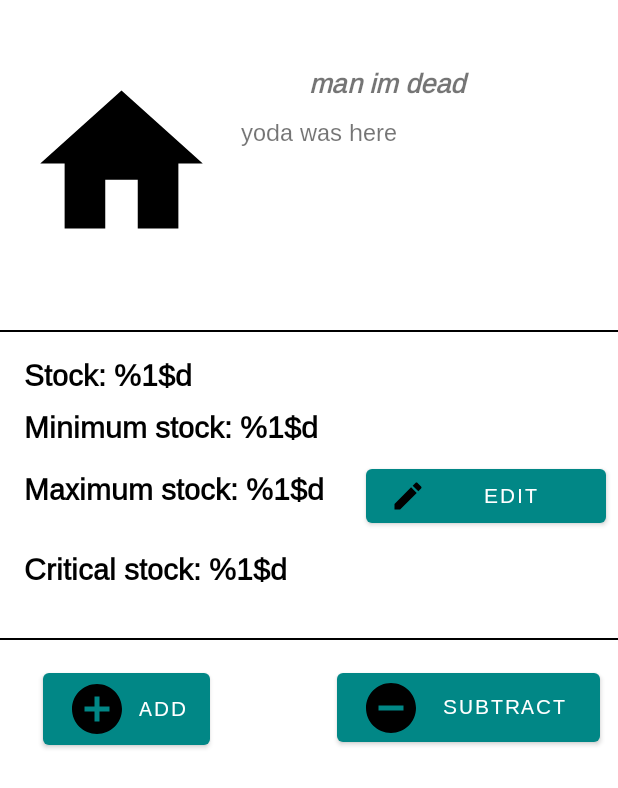
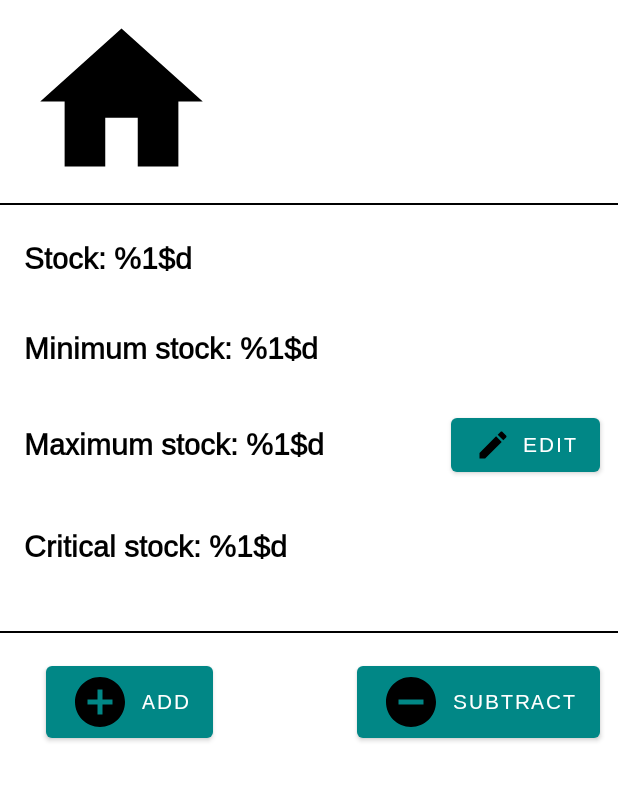
Before and after one commit to Shibsterr/FABLAB_Accounting, an Android app: the layout fragment_spec_stock_equipment.xml on its own in the app's theme, with its tools: preview values and no code run, on a phone screen of 412 x 824 dp. Shown: the top 788 px of the screen. Run offline under Robolectric (Android 15) with nearby library versions, the phone set to English and light mode, and no system bars.

```diff
--- a/app/build.gradle.kts
+++ b/app/build.gradle.kts
@@ -1,6 +1,7 @@
 plugins {
     id("com.android.application")
     id("com.google.gms.google-services")
+    id("com.google.firebase.firebase-perf")
 }
 
 android {
@@ -71,6 +72,7 @@ dependencies {
     implementation("androidx.preference:preference:1.2.1")
     implementation("com.google.firebase:firebase-messaging:23.4.1")
     implementation("com.google.firebase:firebase-functions:20.4.0")
+    implementation("com.google.firebase:firebase-perf:20.3.0")
     annotationProcessor("com.github.bumptech.glide:compiler:4.12.0")
 
     implementation ("com.sun.mail:android-mail:1.6.7")
--- a/app/src/main/AndroidManifest.xml
+++ b/app/src/main/AndroidManifest.xml
@@ -101,7 +101,9 @@
             <action android:name="android.net.conn.CONNECTIVITY_CHANGE"/>
         </intent-filter>
     </receiver>
-
+        <meta-data
+            android:name="firebase_performance_logcat_enabled"
+            android:value="true" />
     </application>
 
 </manifest>
--- a/app/src/main/java/com/example/fablab/ui/authen/home/HomeFragment.java
+++ b/app/src/main/java/com/example/fablab/ui/authen/home/HomeFragment.java
@@ -217,7 +217,7 @@ public class HomeFragment extends Fragment {
         // Set layout parameters for CardView (Fixed size for height)
         LinearLayout.LayoutParams cardParams = new LinearLayout.LayoutParams(
                 LinearLayout.LayoutParams.MATCH_PARENT,
-                370
+                LinearLayout.LayoutParams.WRAP_CONTENT
         );
         cardParams.setMargins(24, 24, 24, 24);
         cardView.setLayoutParams(cardParams);
--- a/app/src/main/res/drawable/spinner_border.xml
+++ b/app/src/main/res/drawable/spinner_border.xml
@@ -1,7 +1,7 @@
 <?xml version="1.0" encoding="utf-8"?>
 <shape xmlns:android="http://schemas.android.com/apk/res/android">
     <solid android:color="@android:color/transparent" />
-    <corners android:radius="5dp" />
+    <corners android:radius="10dp" />
     <stroke
         android:width="1dp"
         android:color="@android:color/darker_gray" />
--- a/app/src/main/res/layout/fragment_spec_stock_equipment.xml
+++ b/app/src/main/res/layout/fragment_spec_stock_equipment.xml
@@ -13,10 +13,6 @@
         android:layout_width="match_parent"
         android:layout_height="wrap_content">
 
-        <!-- Equipment Image -->
-
-        <!-- Equipment Title -->
-
         <ImageView
             android:id="@+id/equip_image"
             android:layout_width="129dp"
@@ -27,6 +23,7 @@
             android:background="@drawable/round_outline"
             android:clipToOutline="true"
             android:scaleType="centerCrop"
+            app:layout_constraintBottom_toBottomOf="@+id/equip_desc"
             app:layout_constraintEnd_toEndOf="parent"
             app:layout_constraintHorizontal_bias="0.059"
             app:layout_constraintStart_toStartOf="parent"
@@ -34,32 +31,31 @@
             app:srcCompat="@drawable/nav_home" />
 
         <!-- Equipment Description -->
+
         <TextView
             android:id="@+id/equip_title"
             android:layout_width="195dp"
             android:layout_height="26dp"
             android:layout_marginStart="8dp"
-            android:layout_marginTop="44dp"
+            android:layout_marginTop="40dp"
             android:layout_marginEnd="8dp"
-            android:text="man im dead"
             android:textAlignment="center"
             android:textSize="18sp"
             android:textStyle="bold|italic"
             app:layout_constraintEnd_toEndOf="parent"
-            app:layout_constraintHorizontal_bias="0.127"
+            app:layout_constraintHorizontal_bias="0.254"
             app:layout_constraintStart_toEndOf="@+id/equip_image"
             app:layout_constraintTop_toTopOf="parent" />
 
         <TextView
             android:id="@+id/equip_desc"
             android:layout_width="236dp"
-            android:layout_height="98dp"
-            android:layout_marginStart="8dp"
-            android:layout_marginTop="8dp"
+            android:layout_height="wrap_content"
+            android:layout_marginTop="4dp"
             android:layout_marginEnd="8dp"
-            android:text="yoda was here"
             android:textSize="16sp"
             app:layout_constraintEnd_toEndOf="parent"
+            app:layout_constraintHorizontal_bias="1.0"
             app:layout_constraintStart_toEndOf="@+id/equip_image"
             app:layout_constraintTop_toBottomOf="@+id/equip_title" />
 
@@ -74,11 +70,15 @@
             app:layout_constraintStart_toStartOf="parent"
             app:layout_constraintTop_toBottomOf="@+id/equip_desc" />
 
+        <!-- Minimum Stock -->
+
+        <!-- Maximum Stock -->
+
         <TextView
             android:id="@+id/stock"
-            android:layout_width="match_parent"
-            android:layout_height="wrap_content"
-            android:layout_marginTop="16dp"
+            android:layout_width="264dp"
+            android:layout_height="48dp"
+            android:layout_marginTop="12dp"
             android:gravity="center_vertical"
             android:paddingLeft="16dp"
             android:text="@string/stock_0"
@@ -86,15 +86,15 @@
             android:textSize="20sp"
             android:textStyle="bold"
             app:layout_constraintEnd_toEndOf="parent"
+            app:layout_constraintHorizontal_bias="0.0"
             app:layout_constraintStart_toStartOf="parent"
             app:layout_constraintTop_toBottomOf="@+id/view" />
 
-        <!-- Minimum Stock -->
         <TextView
             android:id="@+id/minstock"
-            android:layout_width="match_parent"
-            android:layout_height="wrap_content"
-            android:layout_marginTop="8dp"
+            android:layout_width="264dp"
+            android:layout_height="48dp"
+            android:layout_marginTop="12dp"
             android:gravity="center_vertical"
             android:paddingLeft="16dp"
             android:text="@string/minimum_stock_0"
@@ -102,16 +102,15 @@
             android:textSize="20sp"
             android:textStyle="bold"
             app:layout_constraintEnd_toEndOf="parent"
+            app:layout_constraintHorizontal_bias="0.0"
             app:layout_constraintStart_toStartOf="parent"
             app:layout_constraintTop_toBottomOf="@+id/stock" />
 
-        <!-- Maximum Stock -->
-
         <TextView
             android:id="@+id/maxstock"
-            android:layout_width="244dp"
-            android:layout_height="40dp"
-            android:layout_marginTop="8dp"
+            android:layout_width="264dp"
+            android:layout_height="48dp"
+            android:layout_marginTop="16dp"
             android:gravity="center_vertical"
             android:paddingLeft="16dp"
             android:text="@string/maximum_stock_0"
@@ -125,9 +124,9 @@
 
         <Button
             android:id="@+id/maxstock_button"
-            android:layout_width="160dp"
-            android:layout_height="48dp"
-            android:layout_marginEnd="8dp"
+            android:layout_width="wrap_content"
+            android:layout_height="wrap_content"
+            android:layout_marginEnd="12dp"
             android:drawableLeft="@drawable/edit_icon"
             android:text="@string/edit"
             app:layout_constraintBottom_toTopOf="@+id/critstock"
@@ -137,8 +136,8 @@
 
         <TextView
             android:id="@+id/critstock"
-            android:layout_width="match_parent"
-            android:layout_height="wrap_content"
+            android:layout_width="264dp"
+            android:layout_height="48dp"
             android:layout_marginTop="20dp"
             android:gravity="center_vertical"
             android:paddingLeft="16dp"
@@ -164,8 +163,8 @@
 
         <Button
             android:id="@+id/subtractbutton"
-            android:layout_width="175dp"
-            android:layout_height="58dp"
+            android:layout_width="wrap_content"
+            android:layout_height="wrap_content"
             android:layout_marginTop="16dp"
             android:layout_marginEnd="12dp"
             android:drawableLeft="@drawable/remove_circle"
--- a/build.gradle.kts
+++ b/build.gradle.kts
@@ -1,6 +1,8 @@
 buildscript {
     dependencies {
         classpath("com.google.gms:google-services:4.4.2")
+        classpath("com.android.tools.build:gradle:3.4.0")
+        classpath("com.google.firebase:perf-plugin:1.4.2")
     }
 }
 // Top-level build file where you can add configuration options common to all sub-projects/modules.
```
Also changed, not shown: app/src/main/java/com/example/fablab/MainActivity.java (+34 -47 lines), app/src/main/java/com/example/fablab/NewEvent.java (+8 -1 lines), app/src/main/java/com/example/fablab/ui/NewEquipmentFragment.java (+50 -19 lines), app/src/main/java/com/example/fablab/ui/logs/LogsFragment.java (+30 -19 lines), app/src/main/res/layout-v31/fragment_specific_equipment.xml (+3 -5 lines), app/src/main/res/layout/activity_loading.xml (+14 -19 lines), app/src/main/res/layout/fragment_logs.xml (+7 -13 lines), app/src/main/res/layout/fragment_specific_equipment.xml (+6 -9 lines), app/src/main/res/values/arrays.xml (+7 -0 lines), 5 other files.
